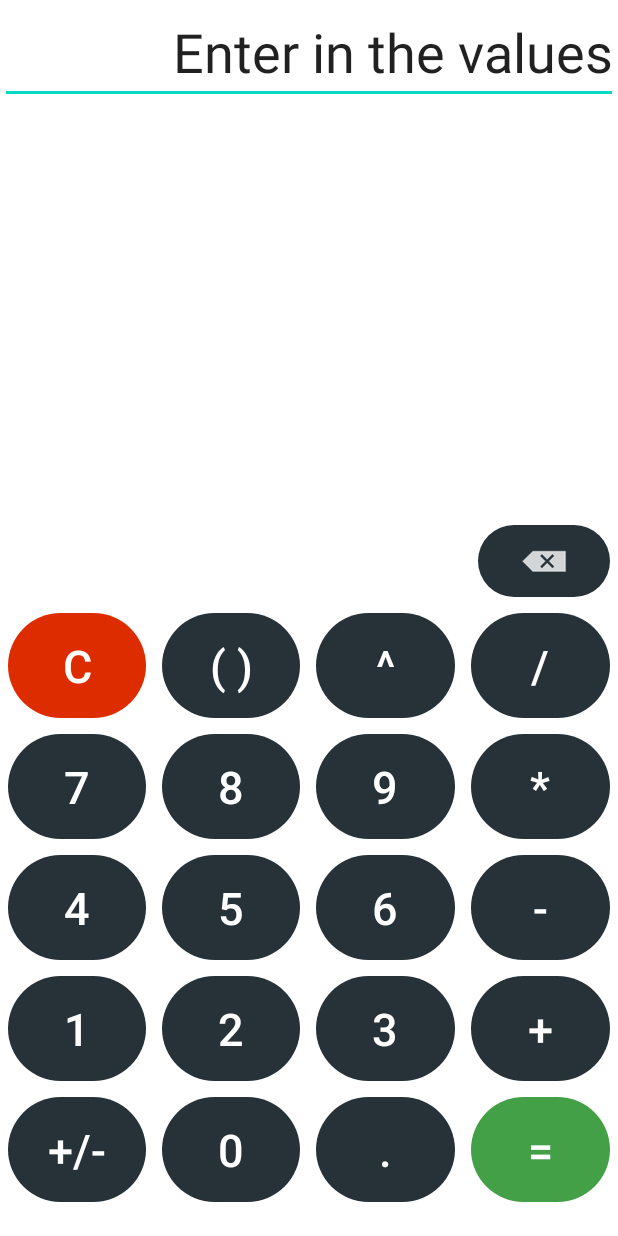
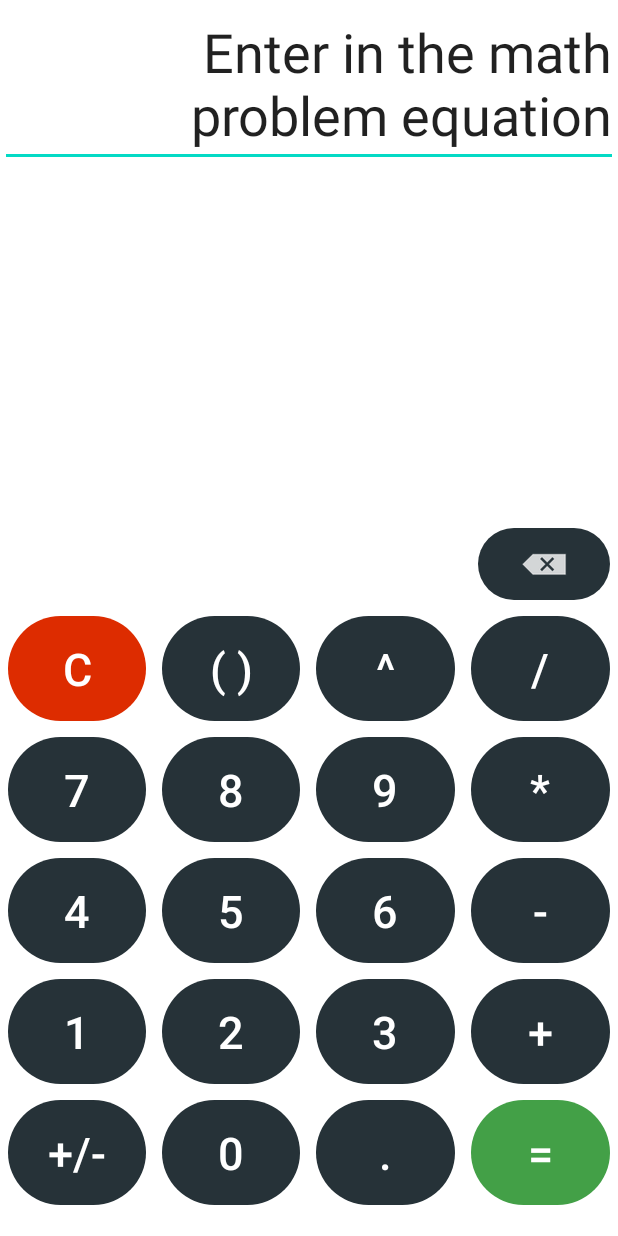
Before and after one commit to Joanina-Mulwa/AndroidApplications, an Android app: the screen it shows after launch (MainActivity), on a phone screen of 412 x 824 dp. Run offline under Robolectric (Android 15) with nearby library versions, the phone set to English and light mode, and no system bars.

Commit message:
Key functionality

```diff
--- a/MyBasicCalculator/app/src/main/res/layout/activity_main.xml
+++ b/MyBasicCalculator/app/src/main/res/layout/activity_main.xml
@@ -14,7 +14,7 @@
         app:layout_constraintBottom_toBottomOf="parent"
         app:layout_constraintEnd_toEndOf="parent"
         app:layout_constraintStart_toStartOf="parent"
-        app:layout_constraintTop_toBottomOf="@+id/textView"
+        app:layout_constraintTop_toBottomOf="@+id/input"
         app:layout_constraintVertical_bias="0.95">
 
         <TableRow
@@ -26,49 +26,53 @@
                 style="@style/Widget.AppCompat.Button.Borderless"
                 android:layout_width="0dp"
                 android:layout_height="70dp"
+                android:layout_margin="5dp"
                 android:layout_weight="1"
+                android:background="@drawable/circle"
+                android:onClick="clearBTN"
                 android:text="@string/clear"
-                android:background="@drawable/circle"
                 android:textColor="#FFFFFF"
-                android:layout_margin="5dp"
                 android:textSize="30sp"
-                app:backgroundTint="#DD2C00"/>
+                app:backgroundTint="#DD2C00" />
 
             <androidx.appcompat.widget.AppCompatButton
                 android:id="@+id/parenthesisBTN"
                 style="@style/Widget.AppCompat.Button.Borderless"
                 android:layout_width="0dp"
                 android:layout_height="70dp"
+                android:layout_margin="5dp"
                 android:layout_weight="1"
+                android:background="@drawable/circle"
+                android:onClick="parenthesisBTN"
                 android:text="@string/parenthesis"
                 android:textColor="#FFFFFF"
-                android:background="@drawable/circle"
-                android:layout_margin="5dp"
-                android:textSize="30sp"/>
+                android:textSize="30sp" />
 
             <androidx.appcompat.widget.AppCompatButton
                 android:id="@+id/exponentBTN"
                 style="@style/Widget.AppCompat.Button.Borderless"
                 android:layout_width="0dp"
                 android:layout_height="70dp"
+                android:layout_margin="5dp"
                 android:layout_weight="1"
+                android:background="@drawable/circle"
+                android:onClick="exponentBTN"
                 android:text="@string/exponent"
                 android:textColor="#FFFFFF"
-                android:background="@drawable/circle"
-                android:layout_margin="5dp"
-                android:textSize="30sp"/>
+                android:textSize="30sp" />
 
             <androidx.appcompat.widget.AppCompatButton
                 android:id="@+id/divideBTN"
                 style="@style/Widget.AppCompat.Button.Borderless"
                 android:layout_width="0dp"
                 android:layout_height="70dp"
+                android:layout_margin="5dp"
                 android:layout_weight="1"
+                android:background="@drawable/circle"
+                android:onClick="divideBTN"
                 android:text="@string/divide"
                 android:textColor="#FFFFFF"
-                android:background="@drawable/circle"
-                android:layout_margin="5dp"
-                android:textSize="30sp"/>
+                android:textSize="30sp" />
         </TableRow>
 
         <TableRow
@@ -80,48 +84,52 @@
                 style="@style/Widget.AppCompat.Button.Borderless"
                 android:layout_width="0dp"
                 android:layout_height="70dp"
+                android:layout_margin="5dp"
                 android:layout_weight="1"
+                android:background="@drawable/circle"
+                android:onClick="sevenBTN"
                 android:text="@string/seven"
                 android:textColor="#FFFFFF"
-                android:background="@drawable/circle"
-                android:layout_margin="5dp"
-                android:textSize="30sp"/>
+                android:textSize="30sp" />
 
             <androidx.appcompat.widget.AppCompatButton
                 android:id="@+id/eightBTN"
                 style="@style/Widget.AppCompat.Button.Borderless"
                 android:layout_width="0dp"
                 android:layout_height="70dp"
+                android:layout_margin="5dp"
                 android:layout_weight="1"
+                android:background="@drawable/circle"
+                android:onClick="eightBTN"
                 android:text="@string/eight"
                 android:textColor="#FFFFFF"
-                android:background="@drawable/circle"
-                android:layout_margin="5dp"
-                android:textSize="30sp"/>
+                android:textSize="30sp" />
 
             <androidx.appcompat.widget.AppCompatButton
                 android:id="@+id/nineBTN"
                 style="@style/Widget.AppCompat.Button.Borderless"
                 android:layout_width="0dp"
                 android:layout_height="70dp"
+                android:layout_margin="5dp"
                 android:layout_weight="1"
+                android:background="@drawable/circle"
+                android:onClick="nineBTN"
                 android:text="@string/nine"
                 android:textColor="#FFFFFF"
-                android:background="@drawable/circle"
-                android:layout_margin="5dp"
-                android:textSize="30sp"/>
+                android:textSize="30sp" />
 
             <androidx.appcompat.widget.AppCompatButton
                 android:id="@+id/multiplyBTN"
                 style="@style/Widget.AppCompat.Button.Borderless"
                 android:layout_width="0dp"
                 android:layout_height="70dp"
+                android:layout_margin="5dp"
                 android:layout_weight="1"
+                android:background="@drawable/circle"
+                android:onClick="multiplyBTN"
                 android:text="@string/multiply"
                 android:textColor="#FFFFFF"
-                android:background="@drawable/circle"
-                android:layout_margin="5dp"
-                android:textSize="30sp"/>
+                android:textSize="30sp" />
         </TableRow>
 
         <TableRow
@@ -133,48 +141,52 @@
                 style="@style/Widget.AppCompat.Button.Borderless"
                 android:layout_width="0dp"
                 android:layout_height="70dp"
+                android:layout_margin="5dp"
                 android:layout_weight="1"
+                android:background="@drawable/circle"
+                android:onClick="fourBTN"
                 android:text="@string/four"
                 android:textColor="#FFFFFF"
-                android:background="@drawable/circle"
-                android:layout_margin="5dp"
-                android:textSize="30sp"/>
+                android:textSize="30sp" />
 
             <androidx.appcompat.widget.AppCompatButton
                 android:id="@+id/fiveBTN"
                 style="@style/Widget.AppCompat.Button.Borderless"
                 android:layout_width="0dp"
                 android:layout_height="70dp"
+                android:layout_margin="5dp"
                 android:layout_weight="1"
+                android:background="@drawable/circle"
+                android:onClick="fiveBTN"
                 android:text="@string/five"
                 android:textColor="#FFFFFF"
-                android:background="@drawable/circle"
-                android:layout_margin="5dp"
-                android:textSize="30sp"/>
+                android:textSize="30sp" />
 
             <androidx.appcompat.widget.AppCompatButton
                 android:id="@+id/sixBTN"
                 style="@style/Widget.AppCompat.Button.Borderless"
                 android:layout_width="0dp"
                 android:layout_height="70dp"
+                android:layout_margin="5dp"
                 android:layout_weight="1"
+                android:background="@drawable/circle"
+                android:onClick="sixBTN"
                 android:text="@string/six"
                 android:textColor="#FFFFFF"
-                android:background="@drawable/circle"
-                android:layout_margin="5dp"
-                android:textSize="30sp"/>
+                android:textSize="30sp" />
 
             <androidx.appcompat.widget.AppCompatButton
                 android:id="@+id/subtractBTN"
                 style="@style/Widget.AppCompat.Button.Borderless"
                 android:layout_width="0dp"
                 android:layout_height="70dp"
+                android:layout_margin="5dp"
                 android:layout_weight="1"
+                android:background="@drawable/circle"
+                android:onClick="subtractBTN"
                 android:text="@string/subtract"
                 android:textColor="#FFFFFF"
-                android:background="@drawable/circle"
-                android:layout_margin="5dp"
-                android:textSize="30sp"/>
+                android:textSize="30sp" />
         </TableRow>
 
         <TableRow
@@ -186,48 +198,52 @@
                 style="@style/Widget.AppCompat.Button.Borderless"
                 android:layout_width="0dp"
                 android:layout_height="70dp"
+                android:layout_margin="5dp"
                 android:layout_weight="1"
+                android:background="@drawable/circle"
+                android:onClick="oneBTN"
                 android:text="@string/one"
                 android:textColor="#FFFFFF"
-                android:background="@drawable/circle"
-                android:layout_margin="5dp"
-                android:textSize="30sp"/>
+                android:textSize="30sp" />
 
             <androidx.appcompat.widget.AppCompatButton
                 android:id="@+id/twoBTN"
                 style="@style/Widget.AppCompat.Button.Borderless"
                 android:layout_width="0dp"
                 android:layout_height="70dp"
+                android:layout_margin="5dp"
                 android:layout_weight="1"
+                android:background="@drawable/circle"
+                android:onClick="twoBTN"
                 android:text="@string/two"
                 android:textColor="#FFFFFF"
-                android:background="@drawable/circle"
-                android:layout_margin="5dp"
-                android:textSize="30sp"/>
+                android:textSize="30sp" />
 
             <androidx.appcompat.widget.AppCompatButton
                 android:id="@+id/threeBTN"
                 style="@style/Widget.AppCompat.Button.Borderless"
                 android:layout_width="0dp"
                 android:layout_height="70dp"
+                android:layout_margin="5dp"
                 android:layout_weight="1"
+                android:background="@drawable/circle"
+                android:onClick="threeBTN"
                 android:text="@string/three"
                 android:textColor="#FFFFFF"
-                android:background="@drawable/circle"
-                android:layout_margin="5dp"
-                android:textSize="30sp"/>
+                android:textSize="30sp" />
 
             <androidx.appcompat.widget.AppCompatButton
                 android:id="@+id/addBTN"
                 style="@style/Widget.AppCompat.Button.Borderless"
                 android:layout_width="0dp"
                 android:layout_height="70dp"
+                android:layout_margin="5dp"
                 android:layout_weight="1"
+                android:background="@drawable/circle"
+                android:onClick="addBTN"
                 android:text="@string/add"
                 android:textColor="#FFFFFF"
-                android:background="@drawable/circle"
-                android:layout_margin="5dp"
-                android:textSize="30sp"/>
+                android:textSize="30sp" />
 
         </TableRow>
 
@@ -240,35 +256,38 @@
                 style="@style/Widget.AppCompat.Button.Borderless"
                 android:layout_width="0dp"
                 android:layout_height="70dp"
+                android:layout_margin="5dp"
                 android:layout_weight="1"
+                android:background="@drawable/circle"
+                android:onClick="plusMinusBTN"
                 android:text="@string/plusMinus"
                 android:textColor="#FFFFFF"
-                android:background="@drawable/circle"
-                android:layout_margin="5dp"
-                android:textSize="30sp"/>
+                android:textSize="30sp" />
 
             <androidx.appcompat.widget.AppCompatButton
                 android:id="@+id/zeroBTN"
                 style="@style/Widget.AppCompat.Button.Borderless"
                 android:layout_width="0dp"
                 android:layout_height="70dp"
+                android:layout_margin="5dp"
                 android:layout_weight="1"
+                android:background="@drawable/circle"
+                android:onClick="zeroBTN"
                 android:text="@string/zero"
                 android:textColor="#FFFFFF"
-                android:background="@drawable/circle"
-                android:layout_margin="5dp"
-                android:textSize="30sp"/>
+                android:textSize="30sp" />
 
             <androidx.appcompat.widget.AppCompatButton
                 android:id="@+id/pointBTN"
                 style="@style/Widget.AppCompat.Button.Borderless"
                 android:layout_width="0dp"
                 android:layout_height="70dp"
+                android:layout_margin="5dp"
                 android:layout_weight="1"
+                android:background="@drawable/circle"
+                android:onClick="pointBTN"
                 android:text="@string/point"
                 android:textColor="#FFFFFF"
-                android:background="@drawable/circle"
-                android:layout_margin="5dp"
                 android:textSize="30sp" />
 
             <androidx.appcompat.widget.AppCompatButton
@@ -276,18 +295,19 @@
                 style="@style/Widget.AppCompat.Button.Borderless"
                 android:layout_width="0dp"
                 android:layout_height="70dp"
+                android:layout_margin="5dp"
                 android:layout_weight="1"
+                android:background="@drawable/circle"
+                android:backgroundTint="#43A047"
+                android:onClick="equalsBTN"
                 android:text="@string/equals"
                 android:textColor="#FFFFFF"
-                android:background="@drawable/circle"
-                android:layout_margin="5dp"
-                android:backgroundTint="#43A047"
                 android:textSize="30sp" />
         </TableRow>
     </TableLayout>
 
     <EditText
-        android:id="@+id/textView"
+        android:id="@+id/input"
         android:layout_width="0dp"
         android:layout_height="wrap_content"
         android:text="@string/display"
@@ -305,13 +325,14 @@
         style="@style/Widget.AppCompat.Button.Borderless"
         android:layout_width="wrap_content"
         android:layout_height="wrap_content"
+        android:layout_margin="5dp"
+        android:background="@drawable/circle"
         android:contentDescription="@string/backspace"
-        android:background="@drawable/circle"
-        android:layout_margin="5dp"
-        app:srcCompat="@drawable/backspace"
+        android:onClick="backspaceBTN"
         app:layout_constraintBottom_toTopOf="@+id/tableLayout"
         app:layout_constraintEnd_toEndOf="parent"
         app:layout_constraintHorizontal_bias="1.0"
-        app:layout_constraintStart_toStartOf="parent"/>
+        app:layout_constraintStart_toStartOf="parent"
+        app:srcCompat="@drawable/backspace" />
 
 </androidx.constraintlayout.widget.ConstraintLayout>
--- a/MyBasicCalculator/app/src/main/res/values/strings.xml
+++ b/MyBasicCalculator/app/src/main/res/values/strings.xml
@@ -36,7 +36,7 @@
 
     <string name="backspace"> </string>
 
-    <string name="display">Enter in the values</string>
+    <string name="display">Enter in the math problem equation</string>
 
 
 
```
Also changed, not shown: MyBasicCalculator/app/src/main/java/com/example/mybasiccalculator/MainActivity.java (+195 -0 lines).
